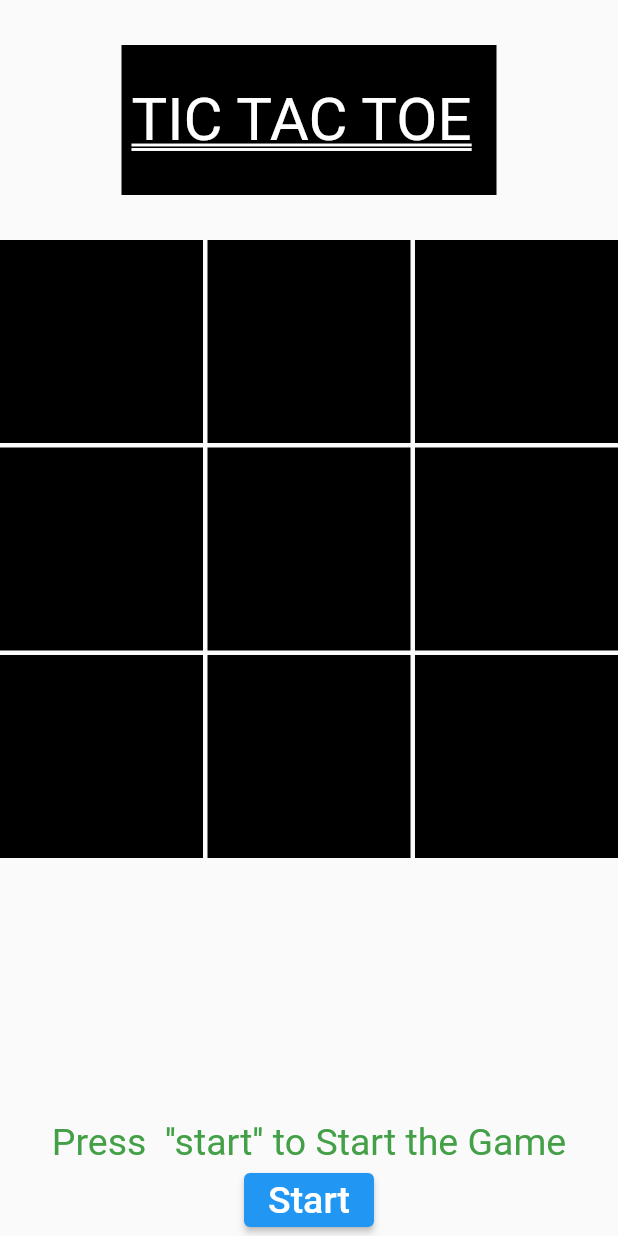
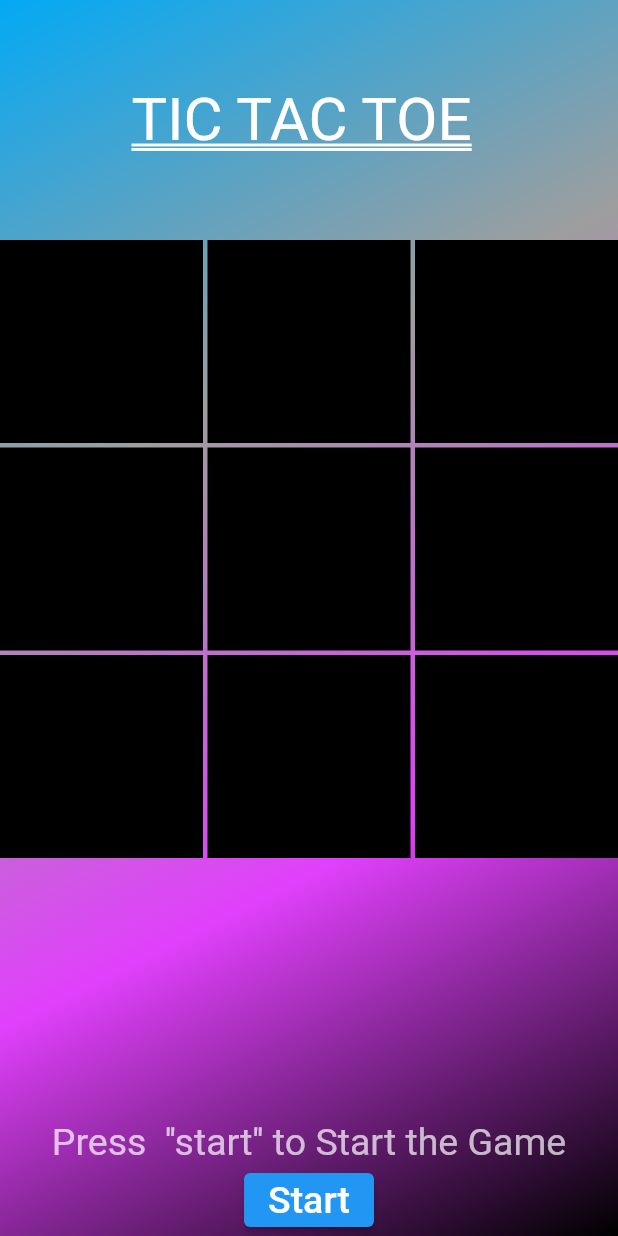
Before and after one commit to Alikhizar142/Flutter-Projects, a Flutter app: the screen it shows after launch, on a phone screen of 412 x 824 dp. Run offline on Flutter 3.47's test engine with Material 2 defaults, Android fonts, the phone set to English and light mode, and no system bars; Roboto replaces fonts that are missing (Times New Roman).

Commit message:
tic_tac_toe using flutter

```diff
--- a/tic_tac_toe/lib/main.dart
+++ b/tic_tac_toe/lib/main.dart
@@ -115,6 +115,14 @@ class _tic_tac_toeState extends State<tic_tac_toe> {
     return Center(
       child: Scaffold(
         body: SafeArea(
+          child: Container(
+            decoration: const BoxDecoration(
+                gradient: LinearGradient(colors: [
+              Colors.lightBlue,
+              Colors.grey,
+              Colors.purpleAccent,
+              Colors.black
+            ], begin: Alignment.topLeft, end: Alignment.bottomRight)),
             child: Column(children: [
               const SizedBox(
                 height: 30,
@@ -122,7 +130,9 @@ class _tic_tac_toeState extends State<tic_tac_toe> {
               Container(
                   height: 100,
                   width: 250,
-                decoration: const BoxDecoration(color: Colors.black),
+                  decoration: const BoxDecoration(
+                      color: Colors.black,
+                      backgroundBlendMode: BlendMode.lighten),
                   child: const Center(
                     child: Text("TIC TAC TOE ",
                         style: TextStyle(
@@ -421,12 +431,12 @@ class _tic_tac_toeState extends State<tic_tac_toe> {
                                 )),
                 ],
               )),
-            SizedBox(
+              const SizedBox(
                 height: 10,
               ),
-            Text(
+              const Text(
                 "Press  ''start'' to Start the Game",
-              style: TextStyle(fontSize: 25, color: Colors.green.shade600),
+                style: TextStyle(fontSize: 25, color: Colors.white70),
               ),
               choice == 0
                   ? ElevatedButton(
@@ -437,7 +447,9 @@ class _tic_tac_toeState extends State<tic_tac_toe> {
                       },
                       child: const Text(
                         "Start",
-                      style: TextStyle(fontSize: 25),
+                        style: TextStyle(
+                          fontSize: 25,
+                        ),
                       ))
                   : ElevatedButton(
                       onPressed: () {
@@ -461,6 +473,7 @@ class _tic_tac_toeState extends State<tic_tac_toe> {
             ]),
           ),
         ),
+      ),
     );
   }
 }
```
Lines whose indentation alone changed are shown as unchanged.
